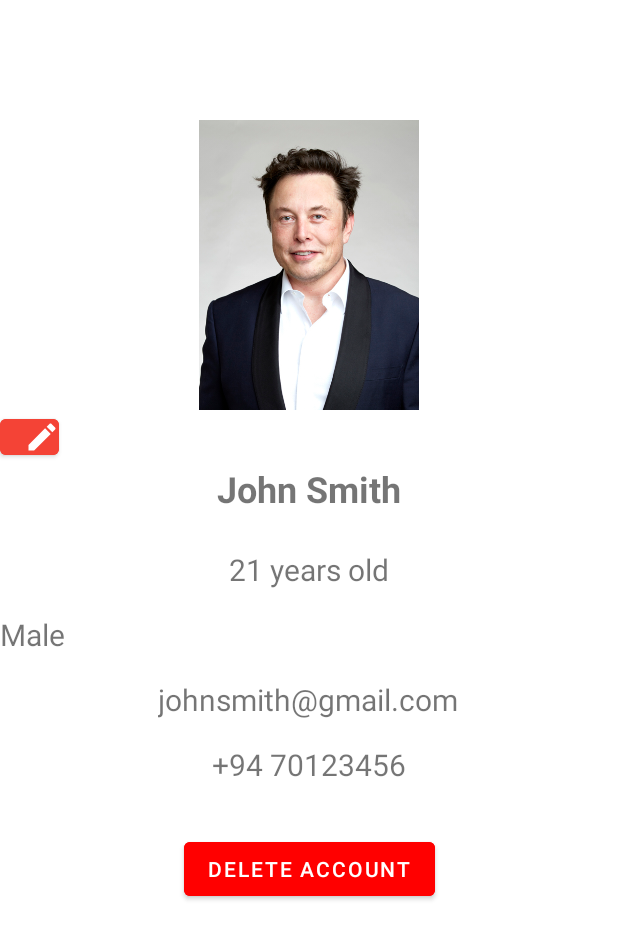
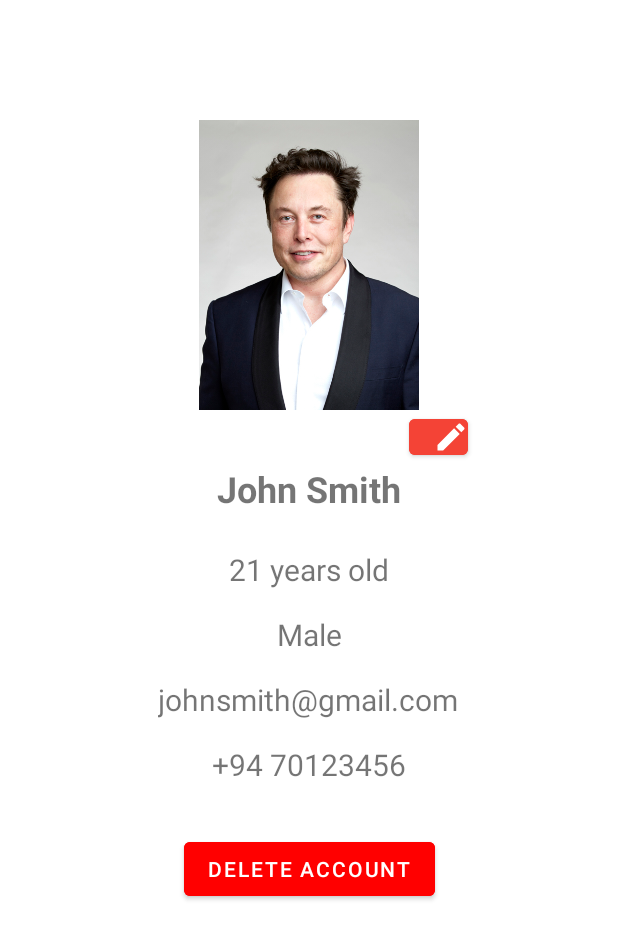
Before and after one commit to stargazer39/BodiCount, an Android app: the layout activity_attendance_user_profile.xml on its own in the app's theme, with its tools: preview values and no code run, on a phone screen of 412 x 824 dp. Shown: the top 939 px of the screen. Run offline under Robolectric (Android 15) with nearby library versions, the phone set to English and light mode, and no system bars.

Commit message:
Nithulas part - Incomplete

```diff
--- a/app/src/main/res/layout/activity_attendance_user_profile.xml
+++ b/app/src/main/res/layout/activity_attendance_user_profile.xml
@@ -15,7 +15,7 @@
         app:layout_constraintHorizontal_bias="0.5"
         app:layout_constraintStart_toStartOf="parent"
         app:layout_constraintTop_toTopOf="parent"
-        tools:srcCompat="@drawable/portrait" />
+        app:srcCompat="@drawable/portrait" />
 
     <TextView
         android:id="@+id/textView17"
@@ -83,16 +83,21 @@
         android:layout_marginTop="16dp"
         android:text="@string/userprofile_gender"
         android:textSize="20sp"
-        app:layout_constraintTop_toBottomOf="@+id/textView18"
-        tools:layout_editor_absoluteX="183dp" />
+        app:layout_constraintEnd_toEndOf="parent"
+        app:layout_constraintHorizontal_bias="0.5"
+        app:layout_constraintStart_toStartOf="parent"
+        app:layout_constraintTop_toBottomOf="@+id/textView18" />
 
     <Button
         android:id="@+id/button10"
         android:layout_width="39dp"
         android:layout_height="36dp"
+        android:layout_marginStart="272dp"
+        android:layout_marginEnd="100dp"
         android:backgroundTint="@color/btn_backgroundcolor"
         app:icon="@drawable/ic_baseline_edit_24"
-        app:layout_constraintTop_toBottomOf="@+id/imageView3"
-        tools:layout_editor_absoluteX="272dp" />
+        app:layout_constraintEnd_toEndOf="parent"
+        app:layout_constraintStart_toStartOf="parent"
+        app:layout_constraintTop_toBottomOf="@+id/imageView3" />
 
 </androidx.constraintlayout.widget.ConstraintLayout>
```
Also changed, not shown: app/src/main/AndroidManifest.xml (+12 -6 lines).
